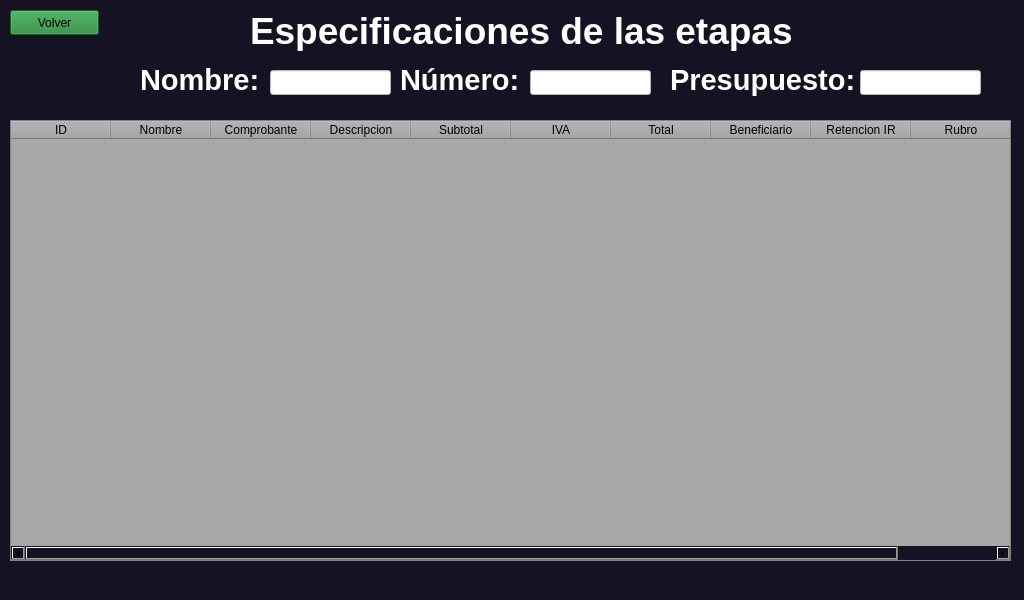
Before: the Qt Designer form Vistas ui/EspecificacionesEtapas.ui in bradlygutierrez/programacionApp, drawn with Qt 5.
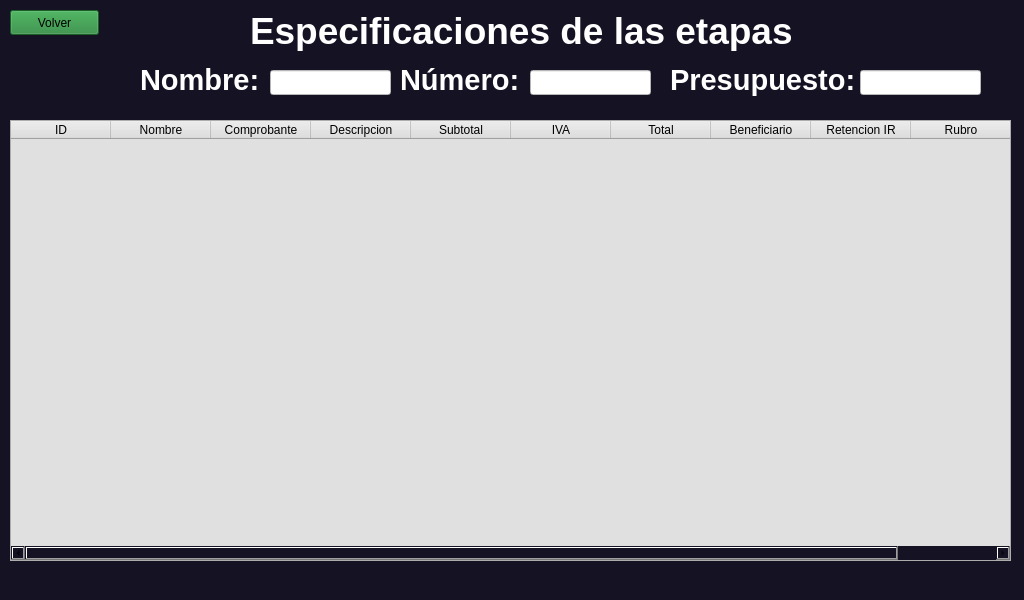
After: the same form once the commit is applied.

```diff
--- a/Vistas ui/EspecificacionesEtapas.ui
+++ b/Vistas ui/EspecificacionesEtapas.ui
@@ -28,7 +28,7 @@
     </property>
     <property name="styleSheet">
      <string notr="true">
-background-color: rgb(168,168,168);
+background-color: rgb(224,224,224);
 </string>
     </property>
     <column>
```
